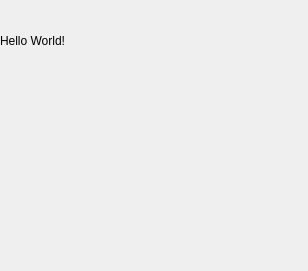
This is ex6.ui in ArthurrAzeved0/prog3 as Qt 5 draws it before an edit. The edited form follows.
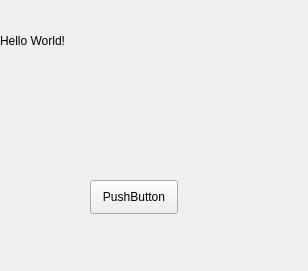
This is the edited form.

Commit message: Adiciona QPushButton à interface do usuário

```diff
--- a/ex6.ui
+++ b/ex6.ui
@@ -24,6 +24,21 @@
                     <string>Hello World!</string>
                 </property>
             </widget>
+
+            <!-- Adicionando o QPushButton -->
+            <widget class="QPushButton" name="pushButton">
+                <property name="geometry">
+                    <rect>
+                        <x>90</x>
+                        <y>180</y>
+                        <width>88</width>
+                        <height>34</height>
+                    </rect>
+                </property>
+                <property name="text">
+                    <string>PushButton</string>
+                </property>
+            </widget>
         </widget>
     </widget>
     <resources/>
```
